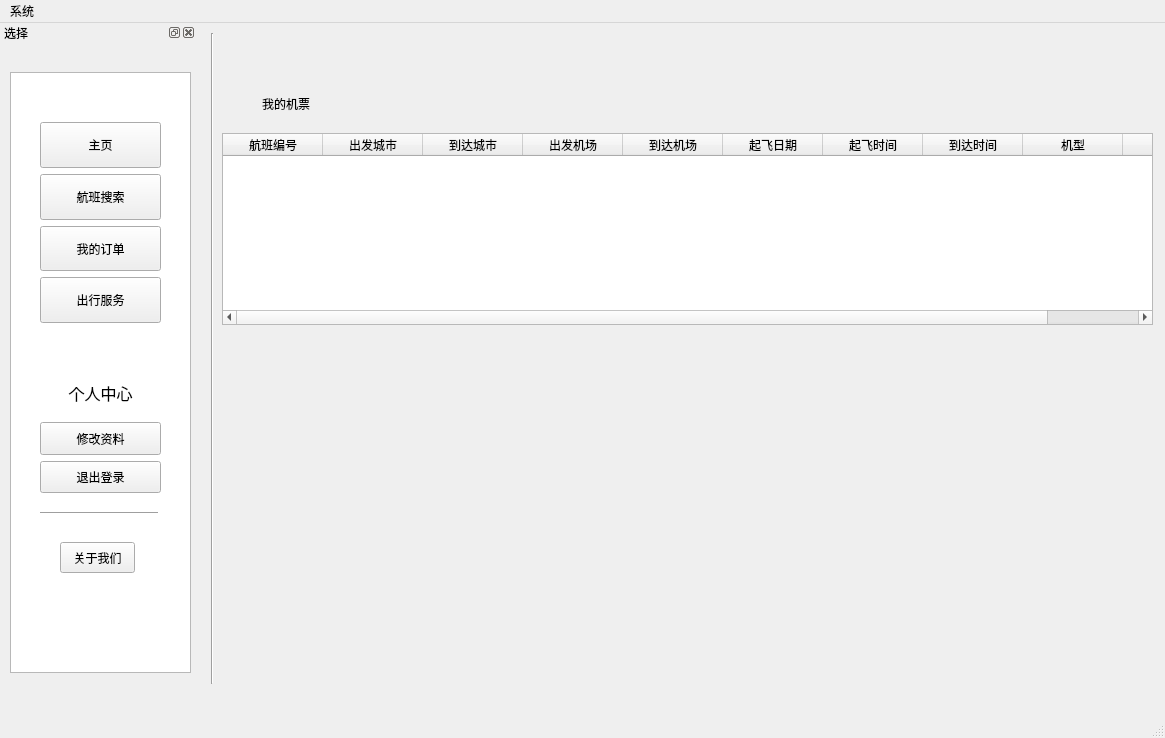
The window that AAMS/UI/LogCataWin.ui (LFNL-scholar/PyQt-Game-Utility-Collection) describes before a commit, drawn with Qt 5.
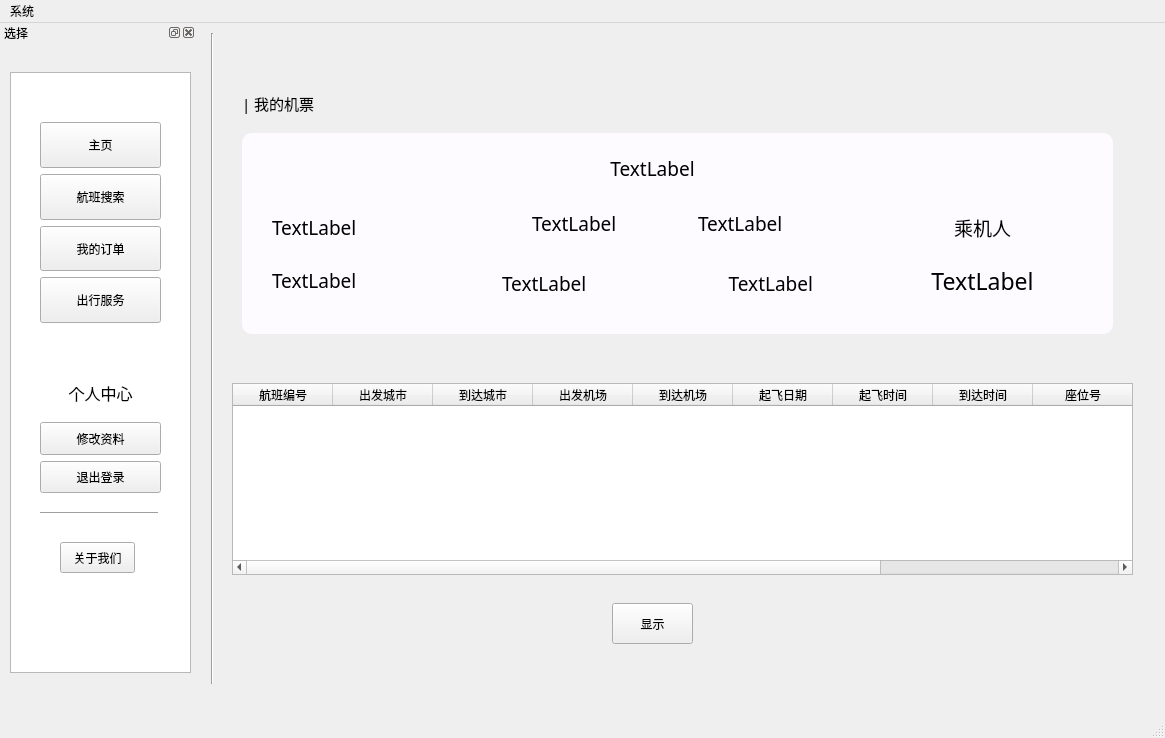
The same window after the commit. The open tabs and pages were chosen to show the change. Icons and pictures are not drawn.

What changed in the file:
```diff
--- a/AAMS/UI/LogCataWin.ui
+++ b/AAMS/UI/LogCataWin.ui
@@ -321,22 +321,28 @@
      <widget class="QLabel" name="label_7">
       <property name="geometry">
        <rect>
-        <x>40</x>
+        <x>20</x>
         <y>50</y>
-        <width>71</width>
+        <width>91</width>
         <height>41</height>
        </rect>
       </property>
+      <property name="font">
+       <font>
+        <family>黑体</family>
+        <pointsize>11</pointsize>
+       </font>
+      </property>
       <property name="text">
-       <string>我的机票</string>
+       <string>| 我的机票</string>
       </property>
      </widget>
      <widget class="QTableWidget" name="tableWidget">
       <property name="geometry">
        <rect>
-        <x>0</x>
-        <y>100</y>
-        <width>931</width>
+        <x>10</x>
+        <y>350</y>
+        <width>901</width>
         <height>192</height>
        </rect>
       </property>
@@ -380,6 +386,11 @@
         <string>到达时间</string>
        </property>
       </column>
+      <column>
+       <property name="text">
+        <string>座位号</string>
+       </property>
+      </column>
       <column>
        <property name="text">
         <string>机型</string>
@@ -391,6 +402,267 @@
        </property>
       </column>
      </widget>
+     <widget class="QFrame" name="frame_2">
+      <property name="geometry">
+       <rect>
+        <x>20</x>
+        <y>100</y>
+        <width>871</width>
+        <height>201</height>
+       </rect>
+      </property>
+      <property name="styleSheet">
+       <string notr="true">QFrame {
+    background-color: rgb(253, 251, 255);
+	border-radius: 10px;  /* 圆角半径为10像素 */
+}
+</string>
+      </property>
+      <property name="frameShape">
+       <enum>QFrame::StyledPanel</enum>
+      </property>
+      <property name="frameShadow">
+       <enum>QFrame::Raised</enum>
+      </property>
+      <widget class="QWidget" name="layoutWidget_7">
+       <property name="geometry">
+        <rect>
+         <x>30</x>
+         <y>70</y>
+         <width>111</width>
+         <height>101</height>
+        </rect>
+       </property>
+       <layout class="QVBoxLayout" name="verticalLayout_12">
+        <item>
+         <widget class="QLabel" name="FlightNumberLabel_2">
+          <property name="font">
+           <font>
+            <family>Rajdhani SemiBold</family>
+            <pointsize>14</pointsize>
+           </font>
+          </property>
+          <property name="text">
+           <string>TextLabel</string>
+          </property>
+         </widget>
+        </item>
+        <item>
+         <widget class="QLabel" name="PlaneTypeLabel_2">
+          <property name="font">
+           <font>
+            <family>Rajdhani SemiBold</family>
+            <pointsize>14</pointsize>
+           </font>
+          </property>
+          <property name="text">
+           <string>TextLabel</string>
+          </property>
+         </widget>
+        </item>
+       </layout>
+      </widget>
+      <widget class="QWidget" name="layoutWidget_8">
+       <property name="geometry">
+        <rect>
+         <x>260</x>
+         <y>130</y>
+         <width>311</width>
+         <height>41</height>
+        </rect>
+       </property>
+       <layout class="QHBoxLayout" name="horizontalLayout_42">
+        <item>
+         <widget class="QLabel" name="DepartureAirportLabel_2">
+          <property name="sizePolicy">
+           <sizepolicy hsizetype="Preferred" vsizetype="Fixed">
+            <horstretch>0</horstretch>
+            <verstretch>0</verstretch>
+           </sizepolicy>
+          </property>
+          <property name="font">
+           <font>
+            <family>黑体</family>
+            <pointsize>14</pointsize>
+           </font>
+          </property>
+          <property name="text">
+           <string>TextLabel</string>
+          </property>
+         </widget>
+        </item>
+        <item>
+         <widget class="QLabel" name="ArrivalAirportLabel_2">
+          <property name="sizePolicy">
+           <sizepolicy hsizetype="Fixed" vsizetype="Fixed">
+            <horstretch>0</horstretch>
+            <verstretch>0</verstretch>
+           </sizepolicy>
+          </property>
+          <property name="font">
+           <font>
+            <family>黑体</family>
+            <pointsize>14</pointsize>
+           </font>
+          </property>
+          <property name="layoutDirection">
+           <enum>Qt::RightToLeft</enum>
+          </property>
+          <property name="text">
+           <string>TextLabel</string>
+          </property>
+          <property name="alignment">
+           <set>Qt::AlignRight|Qt::AlignTrailing|Qt::AlignVCenter</set>
+          </property>
+         </widget>
+        </item>
+       </layout>
+      </widget>
+      <widget class="QWidget" name="layoutWidget_9">
+       <property name="geometry">
+        <rect>
+         <x>290</x>
+         <y>70</y>
+         <width>251</width>
+         <height>41</height>
+        </rect>
+       </property>
+       <layout class="QHBoxLayout" name="horizontalLayout_43">
+        <item>
+         <widget class="QLabel" name="DepartureTimeLabel_2">
+          <property name="font">
+           <font>
+            <family>Rajdhani SemiBold</family>
+            <pointsize>14</pointsize>
+           </font>
+          </property>
+          <property name="text">
+           <string>TextLabel</string>
+          </property>
+         </widget>
+        </item>
+        <item>
+         <widget class="QLabel" name="ArrivalTimeLabel_2">
+          <property name="sizePolicy">
+           <sizepolicy hsizetype="Fixed" vsizetype="Preferred">
+            <horstretch>0</horstretch>
+            <verstretch>0</verstretch>
+           </sizepolicy>
+          </property>
+          <property name="font">
+           <font>
+            <family>Rajdhani SemiBold</family>
+            <pointsize>14</pointsize>
+           </font>
+          </property>
+          <property name="layoutDirection">
+           <enum>Qt::LeftToRight</enum>
+          </property>
+          <property name="text">
+           <string>TextLabel</string>
+          </property>
+         </widget>
+        </item>
+       </layout>
+      </widget>
+      <widget class="QLabel" name="DepartureDateLabel_2">
+       <property name="geometry">
+        <rect>
+         <x>270</x>
+         <y>20</y>
+         <width>281</width>
+         <height>31</height>
+        </rect>
+       </property>
+       <property name="font">
+        <font>
+         <family>Rajdhani SemiBold</family>
+         <pointsize>14</pointsize>
+        </font>
+       </property>
+       <property name="layoutDirection">
+        <enum>Qt::RightToLeft</enum>
+       </property>
+       <property name="text">
+        <string>TextLabel</string>
+       </property>
+       <property name="alignment">
+        <set>Qt::AlignCenter</set>
+       </property>
+      </widget>
+      <widget class="QWidget" name="">
+       <property name="geometry">
+        <rect>
+         <x>680</x>
+         <y>70</y>
+         <width>121</width>
+         <height>101</height>
+        </rect>
+       </property>
+       <layout class="QVBoxLayout" name="verticalLayout_13">
+        <item>
+         <widget class="QLabel" name="label_47">
+          <property name="font">
+           <font>
+            <family>方正姚体</family>
+            <pointsize>14</pointsize>
+           </font>
+          </property>
+          <property name="text">
+           <string>乘机人</string>
+          </property>
+          <property name="alignment">
+           <set>Qt::AlignCenter</set>
+          </property>
+         </widget>
+        </item>
+        <item>
+         <widget class="QLabel" name="NameLabel">
+          <property name="font">
+           <font>
+            <family>Rajdhani SemiBold</family>
+            <pointsize>17</pointsize>
+            <weight>50</weight>
+            <bold>false</bold>
+           </font>
+          </property>
+          <property name="styleSheet">
+           <string notr="true">#PriceLabel {
+    color: rgb(170, 0, 0);
+}
+
+</string>
+          </property>
+          <property name="text">
+           <string>TextLabel</string>
+          </property>
+          <property name="scaledContents">
+           <bool>false</bool>
+          </property>
+          <property name="alignment">
+           <set>Qt::AlignCenter</set>
+          </property>
+          <property name="wordWrap">
+           <bool>false</bool>
+          </property>
+         </widget>
+        </item>
+       </layout>
+      </widget>
+     </widget>
+     <widget class="QPushButton" name="ShowButton">
+      <property name="geometry">
+       <rect>
+        <x>390</x>
+        <y>570</y>
+        <width>81</width>
+        <height>41</height>
+       </rect>
+      </property>
+      <property name="text">
+       <string>显示</string>
+      </property>
+     </widget>
     </widget>
     <widget class="QWidget" name="Modify">
      <widget class="QWidget" name="layoutWidget">
```
Left out of the diff: 19 changed lines with no effect on the pictures.
